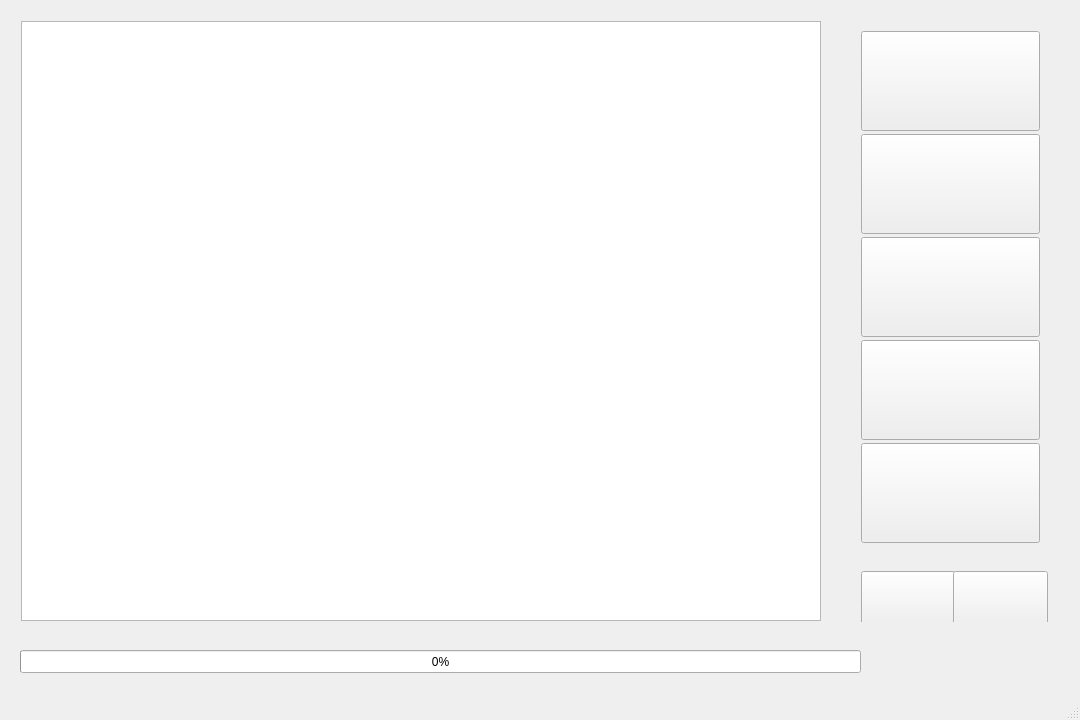
The window that CryptPuzzleGame/mainwindow.ui (whtqh/cryptarithmetic) describes before a commit, drawn with Qt 5.
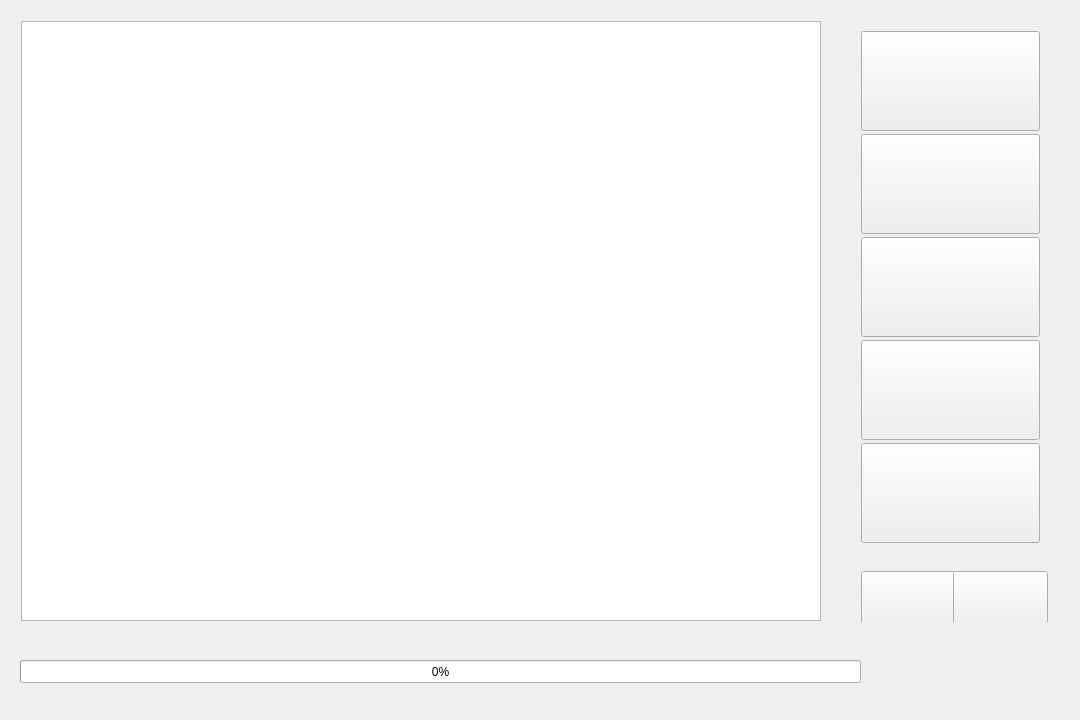
The same window after the commit. Icons and pictures are not drawn.

What changed in the file:
```diff
--- a/CryptPuzzleGame/mainwindow.ui
+++ b/CryptPuzzleGame/mainwindow.ui
@@ -2,6 +2,14 @@
 <ui version="4.0">
  <class>MainWindow</class>
  <widget class="QMainWindow" name="MainWindow">
+  <property name="geometry">
+   <rect>
+    <x>0</x>
+    <y>0</y>
+    <width>1080</width>
+    <height>720</height>
+   </rect>
+  </property>
   <property name="minimumSize">
    <size>
     <width>1080</width>
@@ -41,7 +49,7 @@
     <property name="geometry">
      <rect>
       <x>20</x>
-      <y>650</y>
+      <y>660</y>
       <width>841</width>
       <height>23</height>
      </rect>
@@ -50,7 +58,7 @@
      <number>0</number>
     </property>
    </widget>
-   <widget class="QWidget" name="">
+   <widget class="QWidget" name="layoutWidget">
     <property name="geometry">
      <rect>
       <x>850</x>
@@ -146,7 +154,7 @@
      </item>
     </layout>
    </widget>
-   <widget class="QWidget" name="">
+   <widget class="QWidget" name="layoutWidget">
     <property name="geometry">
      <rect>
       <x>850</x>
@@ -206,7 +214,6 @@
    <zorder>Button_quit</zorder>
    <zorder>splitter_5</zorder>
   </widget>
-  <widget class="QStatusBar" name="statusBar"/>
  </widget>
  <layoutdefault spacing="6" margin="11"/>
  <resources/>
```
Left out of the diff: 9 changed lines with no effect on the pictures.
